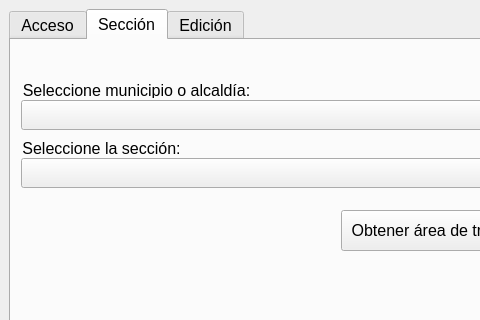
This is numeros_exteriores_dockwidget_base.ui in DAGGDesarrollo/repo_dce as Qt 5 draws it before an edit; both pictures show x 0 to 480 and y 0 to 320 of the 579 by 542 pixel window. The edited form follows.
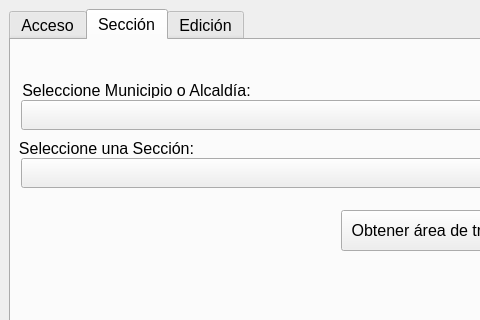
This is the edited form. The open tabs and pages were chosen to show the change.

Commit message: Se actualizaron las etiquetas de los Combobox de municipio o alcaldía y sección

The edit to the form file:
```diff
--- a/numeros_exteriores_dockwidget_base.ui
+++ b/numeros_exteriores_dockwidget_base.ui
@@ -396,7 +396,7 @@
          </font>
         </property>
         <property name="text">
-         <string>Seleccione municipio o alcaldía:</string>
+         <string>Seleccione Municipio o Alcaldía:</string>
         </property>
         <property name="alignment">
          <set>Qt::AlignCenter</set>
@@ -455,7 +455,7 @@
          <rect>
           <x>0</x>
           <y>100</y>
-          <width>181</width>
+          <width>191</width>
           <height>16</height>
          </rect>
         </property>
@@ -474,7 +474,7 @@
          </font>
         </property>
         <property name="text">
-         <string>Seleccione la sección:</string>
+         <string>Seleccione una Sección:</string>
         </property>
         <property name="alignment">
          <set>Qt::AlignCenter</set>
```
